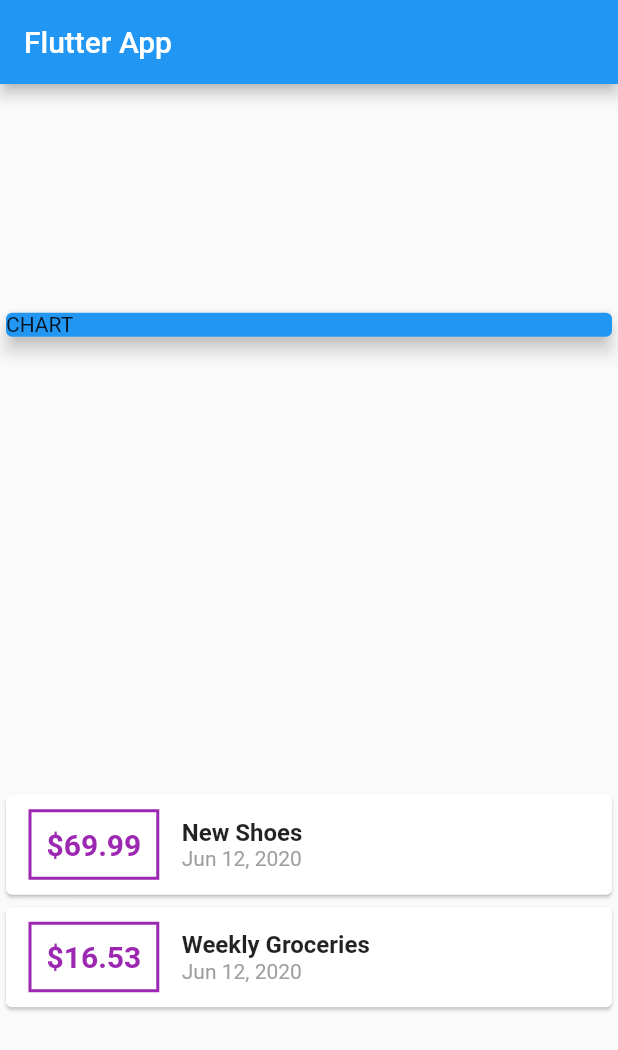
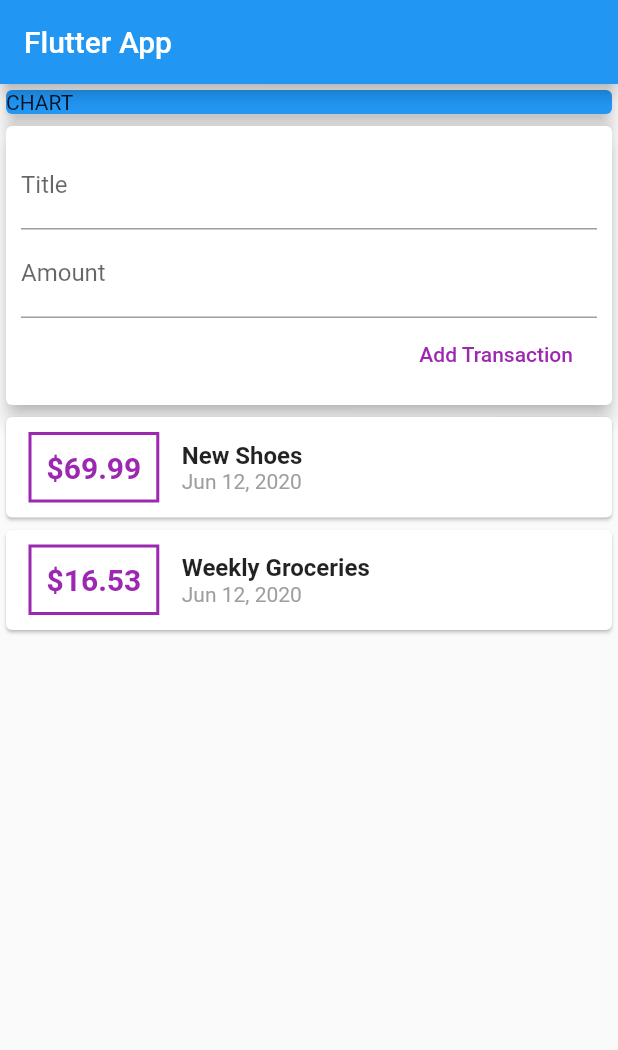
Before and after one commit to olyasss/expenses_count, a Flutter app: the screen it shows after launch, on a phone screen of 412 x 824 dp. Shown: the top 1050 px of the screen. Run offline on Flutter 3.47's test engine with Material 2 defaults, Android fonts, the phone set to English and light mode, and no system bars.

Commit message:
input fields

```diff
--- a/lib/main.dart
+++ b/lib/main.dart
@@ -33,6 +33,11 @@ class MyHomePage extends StatelessWidget {
     ),
   ];
 
+  // String titleInput;
+  // String amountInput;
+  final titleController = TextEditingController();
+  final amountController = TextEditingController();
+
   @override
   Widget build(BuildContext context) {
     return Scaffold(
@@ -40,7 +45,7 @@ class MyHomePage extends StatelessWidget {
         title: Text('Flutter App'),
       ),
       body: Column(
-        mainAxisAlignment: MainAxisAlignment.spaceAround,
+        //mainAxisAlignment: MainAxisAlignment.start,
         crossAxisAlignment: CrossAxisAlignment.stretch,
         children: <Widget>[
           Container(
@@ -49,6 +54,39 @@ class MyHomePage extends StatelessWidget {
               color: Colors.blue,
               child: Text('CHART'),
               elevation: 5,
+            ),
+          ),
+          Card(
+            elevation: 5,
+            child: Container(
+              padding: EdgeInsets.all(10),
+              child: Column(
+                crossAxisAlignment: CrossAxisAlignment.end,
+                children: <Widget>[
+                  TextField(
+                    decoration: InputDecoration(labelText: 'Title'),
+                    controller: titleController,
+                    // onChanged: (val) {
+                    //   titleInput = val;
+                    // },
+                  ),
+                  TextField(
+                    decoration: InputDecoration(labelText: 'Amount'),
+                    controller: amountController,
+                    // onChanged: (val) {
+                    //   amountInput = val;
+                    // },
+                  ),
+                  FlatButton(
+                    child: Text('Add Transaction'),
+                    textColor: Colors.purple,
+                    onPressed: () {
+                      print(titleController.text);
+                      print(amountController.text);
+                    },
+                  )
+                ],
+              ),
             ),
           ),
           Column(
```
Also changed, not shown: 2 other files.
